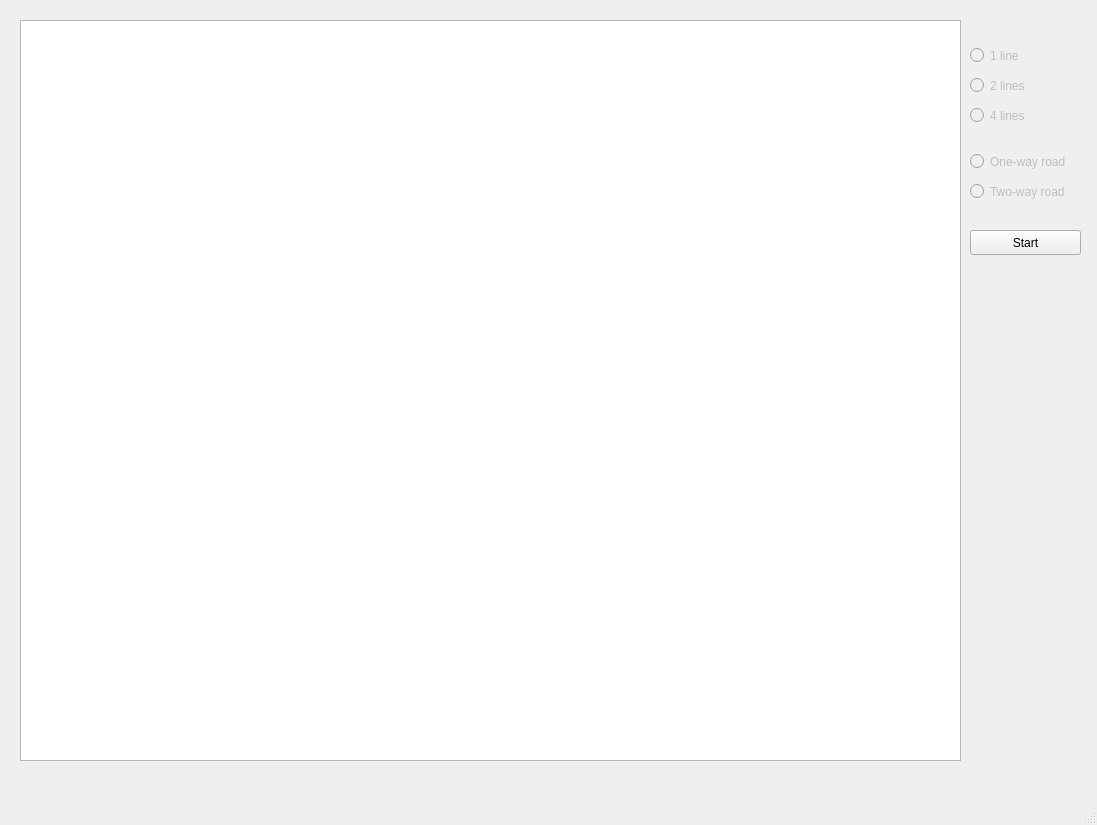
aonbel/Upshot, file mainwindow.ui: the form before one commit.
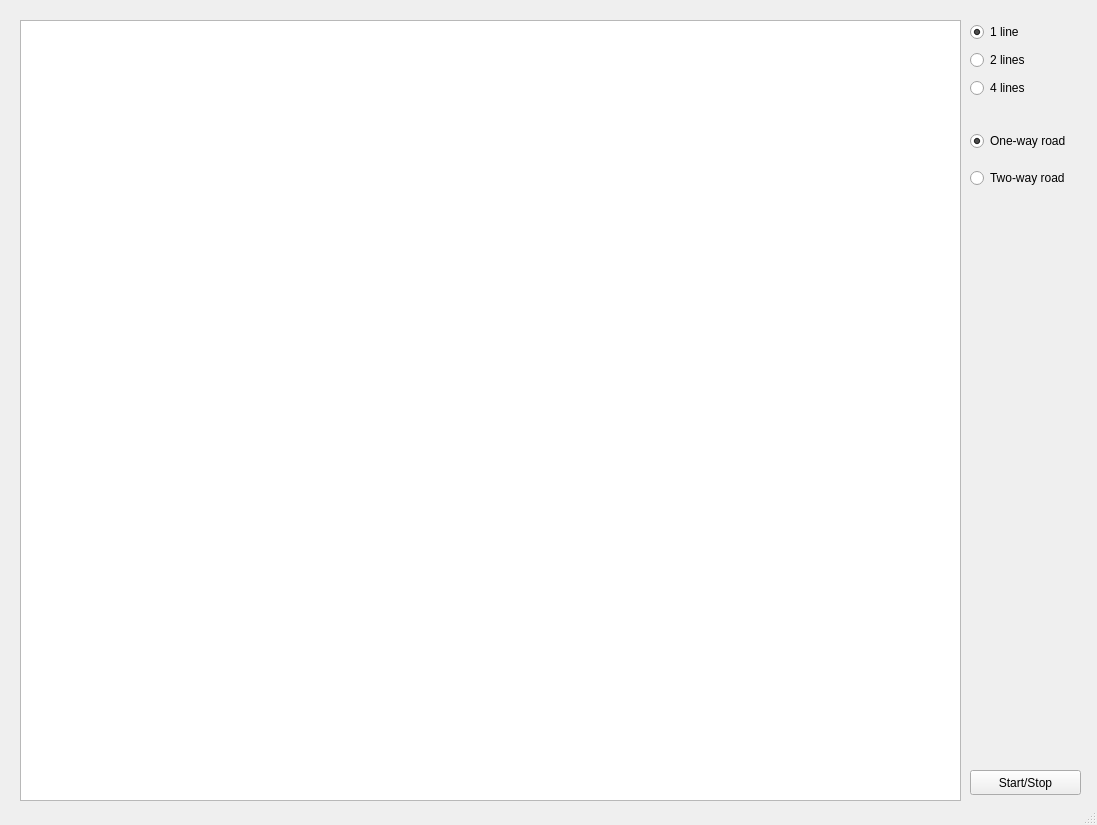
The form after the commit.

Commit message: Implented two way roads and some major updates

The edit to the form file:
```diff
--- a/mainwindow.ui
+++ b/mainwindow.ui
@@ -38,7 +38,7 @@
       <x>20</x>
       <y>20</y>
       <width>941</width>
-      <height>741</height>
+      <height>781</height>
      </rect>
     </property>
     <property name="font">
@@ -51,94 +51,94 @@
     <property name="geometry">
      <rect>
       <x>970</x>
-      <y>230</y>
+      <y>770</y>
       <width>111</width>
       <height>25</height>
      </rect>
     </property>
     <property name="text">
-     <string>Start</string>
+     <string>Start/Stop</string>
     </property>
    </widget>
+   <widget class="QWidget" name="verticalLayoutWidget">
+    <property name="geometry">
+     <rect>
+      <x>970</x>
+      <y>20</y>
+      <width>121</width>
+      <height>83</height>
+     </rect>
+    </property>
+    <layout class="QVBoxLayout" name="LayoutWithNumberOfRoadLines">
+     <item>
    <widget class="QRadioButton" name="radioButton_1LineRoad">
     <property name="enabled">
-     <bool>false</bool>
-    </property>
-    <property name="geometry">
-     <rect>
-      <x>970</x>
-      <y>40</y>
-      <width>111</width>
-      <height>31</height>
-     </rect>
+        <bool>true</bool>
     </property>
     <property name="text">
      <string>1 line</string>
     </property>
-   </widget>
+       <property name="checked">
+        <bool>true</bool>
+       </property>
+      </widget>
+     </item>
+     <item>
    <widget class="QRadioButton" name="radioButton_2LineRoad">
     <property name="enabled">
-     <bool>false</bool>
-    </property>
-    <property name="geometry">
-     <rect>
-      <x>970</x>
-      <y>70</y>
-      <width>111</width>
-      <height>31</height>
-     </rect>
+        <bool>true</bool>
     </property>
     <property name="text">
      <string>2 lines</string>
     </property>
    </widget>
+     </item>
+     <item>
    <widget class="QRadioButton" name="radioButton_4LineRoad">
     <property name="enabled">
-     <bool>false</bool>
-    </property>
-    <property name="geometry">
-     <rect>
-      <x>970</x>
-      <y>100</y>
-      <width>111</width>
-      <height>31</height>
-     </rect>
+        <bool>true</bool>
     </property>
     <property name="text">
      <string>4 lines</string>
     </property>
    </widget>
-   <widget class="QRadioButton" name="radioButton_TwoWayRoad">
-    <property name="enabled">
-     <bool>false</bool>
-    </property>
+     </item>
+    </layout>
+   </widget>
+   <widget class="QWidget" name="verticalLayoutWidget_2">
     <property name="geometry">
      <rect>
       <x>970</x>
-      <y>180</y>
+      <y>120</y>
       <width>121</width>
-      <height>23</height>
+      <height>81</height>
      </rect>
     </property>
-    <property name="text">
-     <string>Two-way road</string>
-    </property>
-   </widget>
+    <layout class="QVBoxLayout" name="LayoutWithRoadTypes">
+     <item>
    <widget class="QRadioButton" name="radioButton_OneWayRoad">
     <property name="enabled">
-     <bool>false</bool>
-    </property>
-    <property name="geometry">
-     <rect>
-      <x>970</x>
-      <y>150</y>
-      <width>121</width>
-      <height>23</height>
-     </rect>
+        <bool>true</bool>
     </property>
     <property name="text">
      <string>One-way road</string>
     </property>
+       <property name="checked">
+        <bool>true</bool>
+       </property>
+      </widget>
+     </item>
+     <item>
+      <widget class="QRadioButton" name="radioButton_TwoWayRoad">
+       <property name="enabled">
+        <bool>true</bool>
+       </property>
+       <property name="text">
+        <string>Two-way road</string>
+       </property>
+      </widget>
+     </item>
+    </layout>
    </widget>
   </widget>
   <widget class="QStatusBar" name="statusbar"/>
```
Left out of the diff: 2 changed lines with no effect on the pictures. Lines whose indentation alone changed are shown as unchanged. The commit also changes 9 other files.
